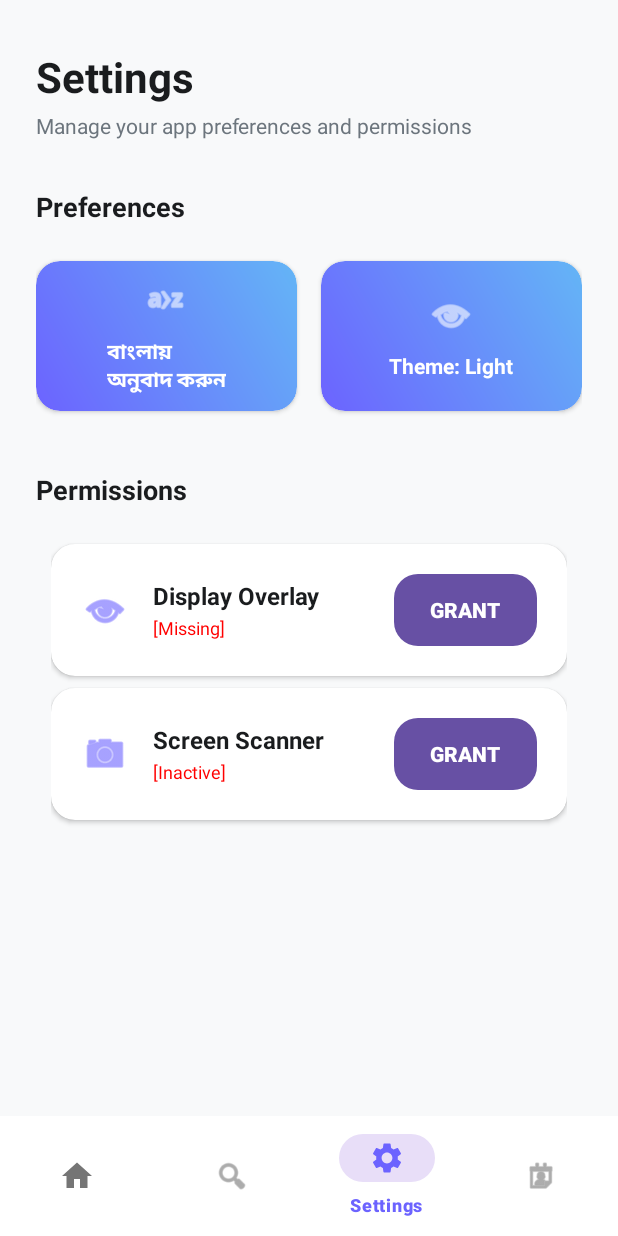
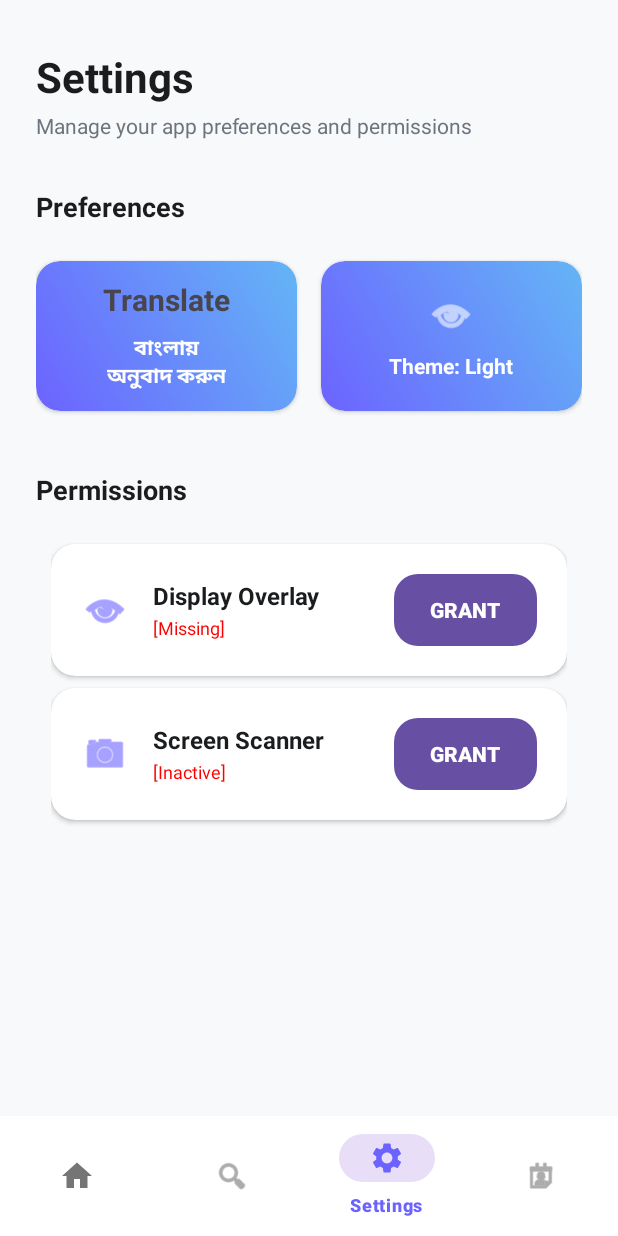
Before and after one commit to sheikhsarafathossain/ShottyoBondhu, an Android app: the screen it shows after launch (MainActivity), item 3 of the bottom bar chosen, on a phone screen of 412 x 824 dp. Run offline under Robolectric (Android 15) with nearby library versions, the phone set to English and light mode, and no system bars.

Commit message:
Fix Minor issues

```diff
--- a/app/src/main/res/layout/fragment_settings.xml
+++ b/app/src/main/res/layout/fragment_settings.xml
@@ -67,15 +67,19 @@
                     android:gravity="center"
                     android:background="@drawable/bg_gradient_blue"
                     android:orientation="vertical">
-                    <ImageView
-                        android:layout_width="32dp"
-                        android:layout_height="32dp"
-                        android:src="@android:drawable/ic_menu_sort_alphabetically"
+                    <TextView
+                        android:layout_width="wrap_content"
+                        android:layout_height="wrap_content"
+                        android:text="Translate"
+                        android:textStyle="bold"
+                        android:gravity="center"
+                        android:textSize="20dp"
                         app:tint="@color/colorBackground"/>
                     <TextView
                         android:layout_width="wrap_content"
                         android:layout_height="wrap_content"
                         android:layout_marginTop="8dp"
+                        android:gravity="center"
                         android:text="@string/language_bengali"
                         android:textColor="@color/colorBackground"
                         android:textStyle="bold"
```
